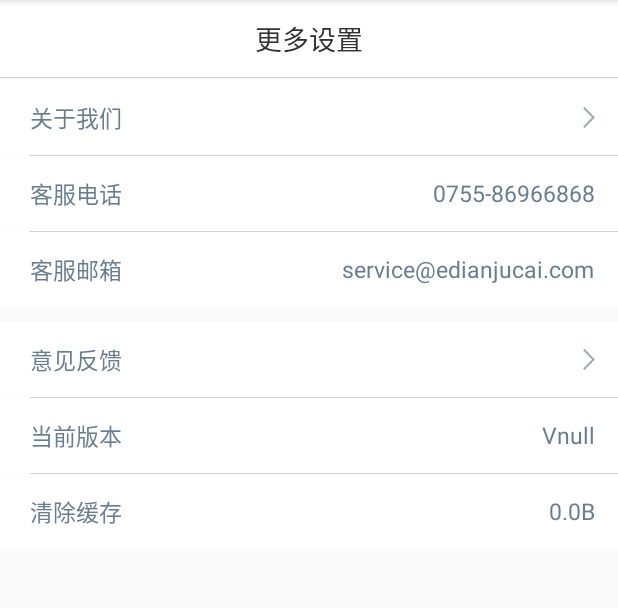
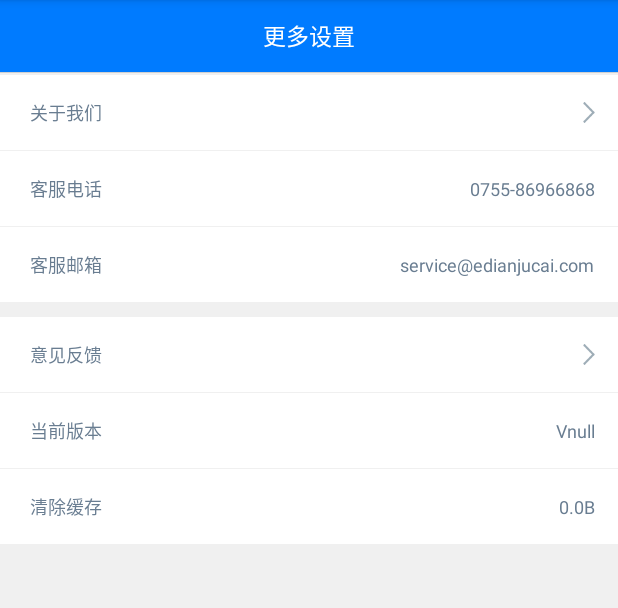
Before and after one commit to BugBang/EShop, an Android app: the fragment MoreSettingFragment shown on its own in the app's theme, on a phone screen of 412 x 824 dp, the part 84-692 px from its top. Run offline under Robolectric (Android 15) with nearby library versions, the phone set to English and light mode, and no system bars; our stand-ins replace ButterKnife; libraries missing offline, so code that uses them is left out: de.greenrobot.event; 4 statements that could not run were skipped.

Commit message:
1.更新首页界面,我的界面,更多界面的UI 2.增加我的页面头像 3.增加加载中与加载完成错误图片

```diff
--- a/app/src/main/java/com/edianjucai/eshop/ui/fragment/CompanyListFragment.java
+++ b/app/src/main/java/com/edianjucai/eshop/ui/fragment/CompanyListFragment.java
@@ -198,8 +198,9 @@ public class CompanyListFragment extends BaseFragment implements CompanyListView
                 if (mBannerList.get(i).getId().equals(mTypeId)){
                     Glide.with(mActivity).load
                             ("http://" + ApkConstant.SERVER_API_URL_MID +mBannerList.get(i).getBanner())
-                            .thumbnail(Glide.with(this).load(R.mipmap.gif))
-//                            .error()
+                            .placeholder(R.mipmap.placeholder_img)
+//                          .thumbnail(Glide.with(this).load(R.mipmap.gif))
+                            .error(R.mipmap.load_error_img)
                             .fitCenter()
                             .crossFade()
                             .diskCacheStrategy(DiskCacheStrategy.SOURCE)
--- a/app/src/main/res/layout/fragment_more_setting.xml
+++ b/app/src/main/res/layout/fragment_more_setting.xml
@@ -1,22 +1,21 @@
 <?xml version="1.0" encoding="utf-8"?>
 <LinearLayout xmlns:android="http://schemas.android.com/apk/res/android"
               android:orientation="vertical"
+              android:background="#f0f0f0"
               android:layout_width="match_parent"
               android:layout_height="match_parent">
     <LinearLayout
-        android:background="#ffffff"
+        android:background="#007bff"
         android:layout_width="match_parent"
-        android:layout_height="wrap_content">
+        android:layout_height="48dp">
 
         <TextView
-            android:paddingTop="12dp"
-            android:paddingBottom="12dp"
             android:gravity="center"
             android:layout_width="match_parent"
-            android:layout_height="wrap_content"
-            android:textColor="#323232"
+            android:layout_height="match_parent"
+            android:textColor="#ffffff"
             android:text="更多设置"
-            android:textSize="18sp"
+            android:textSize="15sp"
             />
 
     </LinearLayout>
@@ -43,7 +42,7 @@
             android:layout_marginLeft="20dp"
             android:text="关于我们"
             android:textColor="#697d91"
-            android:textSize="15sp"
+            android:textSize="12sp"
             />
 
         <TextView
@@ -66,7 +65,7 @@
         android:layout_width="match_parent"
         android:layout_height="0.5dp"
         android:layout_marginLeft="20dp"
-        android:background="#d0d0d0"
+        android:background="#f0f0f0"
         />
     <LinearLayout
         android:id="@+id/ll_cell_center"
@@ -83,7 +82,7 @@
             android:layout_marginLeft="20dp"
             android:text="客服电话"
             android:textColor="#697d91"
-            android:textSize="15sp"
+            android:textSize="12sp"
             />
 
         <TextView
@@ -99,7 +98,7 @@
             android:layout_height="wrap_content"
             android:layout_marginRight="15dp"
             android:textColor="#697d91"
-            android:textSize="15sp"
+            android:textSize="12sp"
             android:text="0755-86966868"
             />
 
@@ -109,7 +108,7 @@
         android:layout_width="match_parent"
         android:layout_height="0.5dp"
         android:layout_marginLeft="20dp"
-        android:background="#d0d0d0"
+        android:background="#f0f0f0"
         />
     <LinearLayout
         android:id="@+id/ll_send_email"
@@ -126,7 +125,7 @@
             android:layout_marginLeft="20dp"
             android:text="客服邮箱"
             android:textColor="#697d91"
-            android:textSize="15sp"
+            android:textSize="12sp"
             />
 
         <TextView
@@ -142,7 +141,7 @@
             android:layout_height="wrap_content"
             android:layout_marginRight="15dp"
             android:textColor="#697d91"
-            android:textSize="15sp"
+            android:textSize="12sp"
             android:text="service@edianjucai.com"
             />
 
@@ -164,7 +163,7 @@
             android:layout_marginLeft="20dp"
             android:text="意见反馈"
             android:textColor="#697d91"
-            android:textSize="15sp"
+            android:textSize="12sp"
             />
 
         <TextView
@@ -187,7 +186,7 @@
         android:layout_width="match_parent"
         android:layout_height="0.5dp"
         android:layout_marginLeft="20dp"
-        android:background="#d0d0d0"
+        android:background="#f0f0f0"
         />
     <LinearLayout
         android:id="@+id/ll_update_version"
@@ -204,7 +203,7 @@
             android:layout_marginLeft="20dp"
             android:text="当前版本"
             android:textColor="#697d91"
-            android:textSize="15sp"
+            android:textSize="12sp"
             />
 
         <TextView
@@ -220,7 +219,7 @@
             android:layout_height="wrap_content"
             android:layout_marginRight="15dp"
             android:textColor="#697d91"
-            android:textSize="15sp"
+            android:textSize="12sp"
             android:text="V1.4.5"
             />
 
@@ -230,7 +229,7 @@
         android:layout_width="match_parent"
         android:layout_height="0.5dp"
         android:layout_marginLeft="20dp"
-        android:background="#d0d0d0"
+        android:background="#f0f0f0"
         />
     <LinearLayout
         android:id="@+id/ll_clear_cache"
@@ -247,7 +246,7 @@
             android:layout_marginLeft="20dp"
             android:text="清除缓存"
             android:textColor="#697d91"
-            android:textSize="15sp"
+            android:textSize="12sp"
             />
 
         <TextView
@@ -263,7 +262,7 @@
             android:layout_height="wrap_content"
             android:layout_marginRight="15dp"
             android:textColor="#697d91"
-            android:textSize="15sp"
+            android:textSize="12sp"
             android:text="0.00MB"
             />
 
--- a/app/src/main/res/layout/fragment_project_list.xml
+++ b/app/src/main/res/layout/fragment_project_list.xml
@@ -221,7 +221,7 @@
                 android:background="#edf2f6"
                 />
 
-            <com.edianjucai.eshop.CustomView.MyGridVoloriew
+            <com.edianjucai.eshop.CustomView.MyGridView
                 android:id="@+id/gv_project_list"
                 android:layout_width="match_parent"
                 android:layout_height="wrap_content"
@@ -230,7 +230,7 @@
                 android:numColumns="2"
                 android:stretchMode="columnWidth"
                 android:verticalSpacing="0.5dp">
-            </com.edianjucai.eshop.CustomView.MyGridVoloriew>
+            </com.edianjucai.eshop.CustomView.MyGridView>
 
             <LinearLayout
                 android:layout_marginBottom="10dp"
--- a/app/src/main/res/layout/item_company_list.xml
+++ b/app/src/main/res/layout/item_company_list.xml
@@ -15,7 +15,7 @@
             android:layout_marginLeft="20dp"
             android:layout_width="32dp"
             android:layout_height="32dp"
-            android:background="#323232"
+            android:background="#ffffff"
             />
         <LinearLayout
             android:layout_marginLeft="20dp"
```
Also changed, not shown: app/src/main/java/com/edianjucai/eshop/ui/fragment/MyCentreFragment.java (+20 -4 lines), app/src/main/res/layout/act_project_detail_webview.xml (+10 -10 lines), app/src/main/res/layout/activity_change_password.xml (+11 -11 lines), app/src/main/res/layout/fragment_my_centre.xml (+8 -13 lines), app/src/main/res/values/dimens.xml (+78 -0 lines), app/src/main/res/mipmap-xhdpi/gif.gif (deleted), app/src/main/res/mipmap-xhdpi/load_error_img.png (added), app/src/main/res/mipmap-xhdpi/placeholder_img.png (added), app/src/main/res/mipmap-xhdpi/user_photo.png (added).
